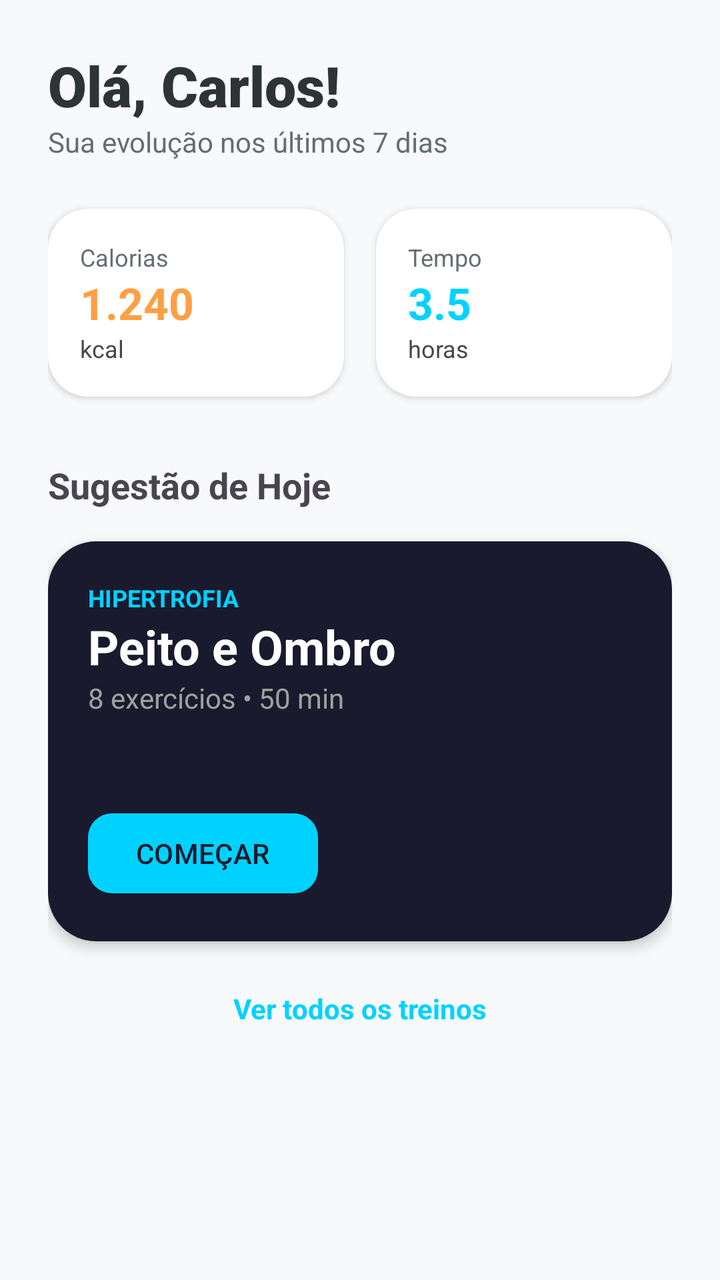
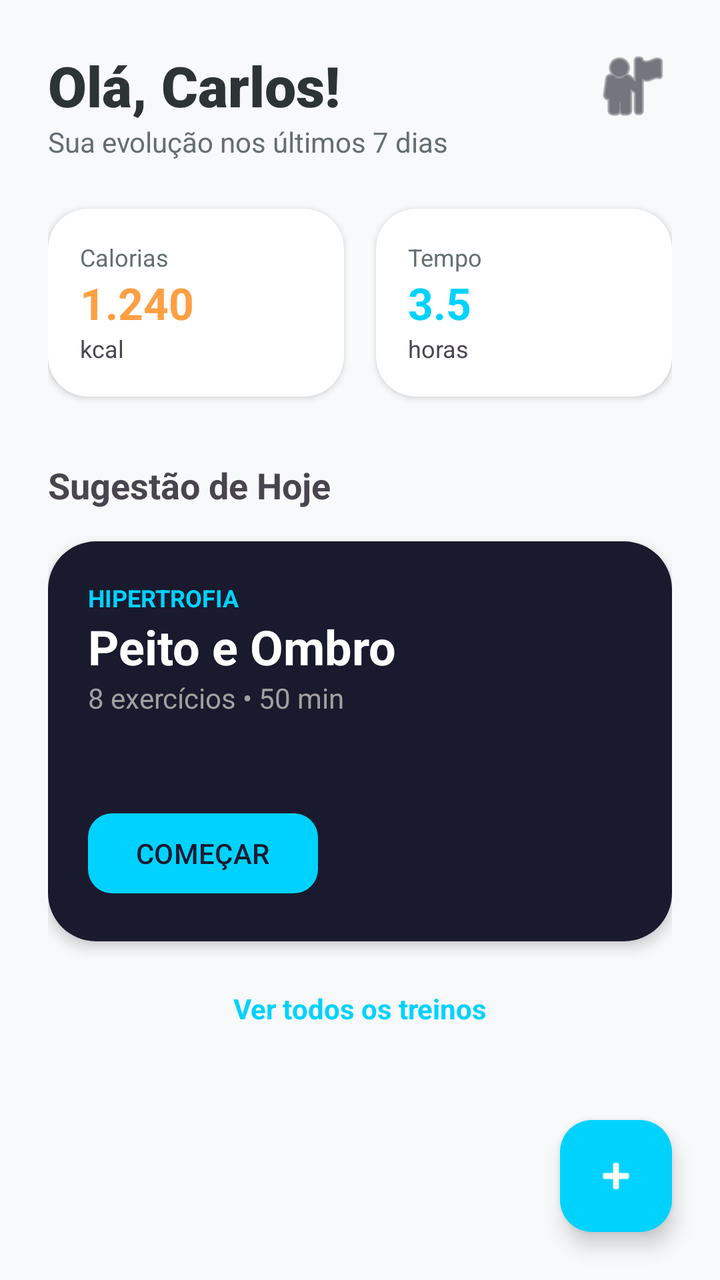

Compare the two renders of this Android layout. The source of the first and the diff that turns it into the second are given below.
<!-- AndroidManifest.xml: application theme Theme.GYMAPP -->
<!-- res/layout/fragment_first.xml -->
<?xml version="1.0" encoding="utf-8"?>
<androidx.core.widget.NestedScrollView xmlns:android="http://schemas.android.com/apk/res/android"
    xmlns:app="http://schemas.android.com/apk/res-auto"
    xmlns:tools="http://schemas.android.com/tools"
    android:layout_width="match_parent"
    android:layout_height="match_parent"
    android:background="@color/bg_light"
    tools:context=".FirstFragment">

    <androidx.constraintlayout.widget.ConstraintLayout
        android:layout_width="match_parent"
        android:layout_height="wrap_content"
        android:padding="24dp">

        
        <TextView
            android:id="@+id/tvGreeting"
            android:layout_width="wrap_content"
            android:layout_height="wrap_content"
            android:text="Olá, Carlos!"
            android:textColor="@color/text_main"
            android:textSize="28sp"
            android:fontFamily="sans-serif-black"
            app:layout_constraintStart_toStartOf="parent"
            app:layout_constraintTop_toTopOf="parent" />

        <TextView
            android:id="@+id/tvSubtitle"
            android:layout_width="wrap_content"
            android:layout_height="wrap_content"
            android:text="Sua evolução nos últimos 7 dias"
            android:textColor="@color/text_secondary"
            android:textSize="14sp"
            app:layout_constraintStart_toStartOf="parent"
            app:layout_constraintTop_toBottomOf="@id/tvGreeting" />

        
        <androidx.cardview.widget.CardView
            android:id="@+id/cvCalories"
            android:layout_width="0dp"
            android:layout_height="wrap_content"
            android:layout_marginTop="24dp"
            android:layout_marginEnd="8dp"
            app:cardCornerRadius="20dp"
            app:cardElevation="2dp"
            app:layout_constraintEnd_toStartOf="@+id/cvTime"
            app:layout_constraintStart_toStartOf="parent"
            app:layout_constraintTop_toBottomOf="@id/tvSubtitle">

            <LinearLayout
                android:layout_width="match_parent"
                android:layout_height="wrap_content"
                android:orientation="vertical"
                android:padding="16dp">
                <TextView
                    android:layout_width="wrap_content"
                    android:layout_height="wrap_content"
                    android:text="Calorias"
                    android:textSize="12sp"
                    android:textColor="@color/text_secondary" />
                <TextView
                    android:layout_width="wrap_content"
                    android:layout_height="wrap_content"
                    android:text="1.240"
                    android:textSize="22sp"
                    android:textStyle="bold"
                    android:textColor="@color/accent_orange" />
                <TextView
                    android:layout_width="wrap_content"
                    android:layout_height="wrap_content"
                    android:text="kcal"
                    android:textSize="12sp" />
            </LinearLayout>
        </androidx.cardview.widget.CardView>

        <androidx.cardview.widget.CardView
            android:id="@+id/cvTime"
            android:layout_width="0dp"
            android:layout_height="wrap_content"
            android:layout_marginStart="8dp"
            app:cardCornerRadius="20dp"
            app:cardElevation="2dp"
            app:layout_constraintBottom_toBottomOf="@+id/cvCalories"
            app:layout_constraintEnd_toEndOf="parent"
            app:layout_constraintStart_toEndOf="@+id/cvCalories"
            app:layout_constraintTop_toTopOf="@+id/cvCalories">

            <LinearLayout
                android:layout_width="match_parent"
                android:layout_height="wrap_content"
                android:orientation="vertical"
                android:padding="16dp">
                <TextView
                    android:layout_width="wrap_content"
                    android:layout_height="wrap_content"
                    android:text="Tempo"
                    android:textSize="12sp"
                    android:textColor="@color/text_secondary" />
                <TextView
                    android:layout_width="wrap_content"
                    android:layout_height="wrap_content"
                    android:text="3.5"
                    android:textSize="22sp"
                    android:textStyle="bold"
                    android:textColor="@color/accent_blue" />
                <TextView
                    android:layout_width="wrap_content"
                    android:layout_height="wrap_content"
                    android:text="horas"
                    android:textSize="12sp" />
            </LinearLayout>
        </androidx.cardview.widget.CardView>

        
        <TextView
            android:id="@+id/tvHighlightTitle"
            android:layout_width="wrap_content"
            android:layout_height="wrap_content"
            android:layout_marginTop="32dp"
            android:text="Sugestão de Hoje"
            android:textSize="18sp"
            android:textStyle="bold"
            app:layout_constraintStart_toStartOf="parent"
            app:layout_constraintTop_toBottomOf="@id/cvCalories" />

        <androidx.cardview.widget.CardView
            android:id="@+id/cvMainWorkout"
            android:layout_width="match_parent"
            android:layout_height="200dp"
            android:layout_marginTop="16dp"
            app:cardCornerRadius="24dp"
            app:cardElevation="4dp"
            app:layout_constraintTop_toBottomOf="@id/tvHighlightTitle">

            <androidx.constraintlayout.widget.ConstraintLayout
                android:layout_width="match_parent"
                android:layout_height="match_parent"
                android:background="@color/primary_dark">

                <TextView
                    android:id="@+id/tvWorkoutType"
                    android:layout_width="wrap_content"
                    android:layout_height="wrap_content"
                    android:layout_marginStart="20dp"
                    android:layout_marginTop="20dp"
                    android:text="HIPERTROFIA"
                    android:textColor="@color/accent_blue"
                    android:textSize="12sp"
                    android:textStyle="bold"
                    app:layout_constraintStart_toStartOf="parent"
                    app:layout_constraintTop_toTopOf="parent" />

                <TextView
                    android:id="@+id/tvWorkoutName"
                    android:layout_width="wrap_content"
                    android:layout_height="wrap_content"
                    android:text="Peito e Ombro"
                    android:textColor="@color/white"
                    android:textSize="24sp"
                    android:textStyle="bold"
                    app:layout_constraintStart_toStartOf="@id/tvWorkoutType"
                    app:layout_constraintTop_toBottomOf="@id/tvWorkoutType" />

                <TextView
                    android:id="@+id/tvWorkoutDetails"
                    android:layout_width="wrap_content"
                    android:layout_height="wrap_content"
                    android:text="8 exercícios • 50 min"
                    android:textColor="#A0A0A0"
                    app:layout_constraintStart_toStartOf="@id/tvWorkoutName"
                    app:layout_constraintTop_toBottomOf="@id/tvWorkoutName" />

                <com.google.android.material.button.MaterialButton
                    android:id="@+id/btnStartWorkout"
                    android:layout_width="wrap_content"
                    android:layout_height="wrap_content"
                    android:layout_marginStart="20dp"
                    android:layout_marginBottom="20dp"
                    android:text="COMEÇAR"
                    android:textColor="@color/primary_dark"
                    app:backgroundTint="@color/accent_blue"
                    app:cornerRadius="12dp"
                    app:layout_constraintBottom_toBottomOf="parent"
                    app:layout_constraintStart_toStartOf="parent" />

            </androidx.constraintlayout.widget.ConstraintLayout>
        </androidx.cardview.widget.CardView>

        <TextView
            android:id="@+id/tvViewAll"
            android:layout_width="wrap_content"
            android:layout_height="wrap_content"
            android:layout_marginTop="24dp"
            android:text="Ver todos os treinos"
            android:textColor="@color/accent_blue"
            android:textStyle="bold"
            app:layout_constraintEnd_toEndOf="parent"
            app:layout_constraintStart_toStartOf="parent"
            app:layout_constraintTop_toBottomOf="@id/cvMainWorkout" />

    </androidx.constraintlayout.widget.ConstraintLayout>
</androidx.core.widget.NestedScrollView>
<!-- resources referenced by this layout -->
<resources>
  <color name="accent_blue">#00D2FF</color>
  <color name="accent_orange">#FF9F43</color>
  <color name="bg_light">#F8F9FA</color>
  <color name="primary_dark">#1A1A2E</color>
  <color name="text_main">#2D3436</color>
  <color name="text_secondary">#636E72</color>
  <color name="white">#FFFFFFFF</color>
  <style name="Theme.GYMAPP" parent="Base.Theme.GYMAPP" />
  <style name="Base.Theme.GYMAPP" parent="Theme.Material3.DayNight.NoActionBar">
          
          
      </style>
</resources>

<!-- the commit's change to res/layout/fragment_first.xml (unified diff, before → after) -->
@@ -1,5 +1,5 @@
 <?xml version="1.0" encoding="utf-8"?>
-<androidx.core.widget.NestedScrollView xmlns:android="http://schemas.android.com/apk/res/android"
+<androidx.coordinatorlayout.widget.CoordinatorLayout xmlns:android="http://schemas.android.com/apk/res/android"
     xmlns:app="http://schemas.android.com/apk/res-auto"
     xmlns:tools="http://schemas.android.com/tools"
     android:layout_width="match_parent"
@@ -7,196 +7,224 @@
     android:background="@color/bg_light"
     tools:context=".FirstFragment">
 
-    <androidx.constraintlayout.widget.ConstraintLayout
+    <androidx.core.widget.NestedScrollView
         android:layout_width="match_parent"
+        android:layout_height="match_parent">
+
+        <androidx.constraintlayout.widget.ConstraintLayout
+            android:layout_width="match_parent"
+            android:layout_height="wrap_content"
+            android:padding="24dp">
+
+            
+            <TextView
+                android:id="@+id/tvGreeting"
+                android:layout_width="wrap_content"
+                android:layout_height="wrap_content"
+                android:text="Olá, Carlos!"
+                android:textColor="@color/text_main"
+                android:textSize="28sp"
+                android:fontFamily="sans-serif-black"
+                app:layout_constraintStart_toStartOf="parent"
+                app:layout_constraintTop_toTopOf="parent" />
+
+            <ImageView
+                android:id="@+id/ivProfile"
+                android:layout_width="40dp"
+                android:layout_height="40dp"
+                android:src="@android:drawable/ic_menu_myplaces"
+                android:contentDescription="Perfil"
+                app:tint="@color/workout_card_dark"
+                app:layout_constraintEnd_toEndOf="parent"
+                app:layout_constraintTop_toTopOf="@id/tvGreeting"
+                app:layout_constraintBottom_toBottomOf="@id/tvGreeting" />
+
+            <TextView
+                android:id="@+id/tvSubtitle"
+                android:layout_width="wrap_content"
+                android:layout_height="wrap_content"
+                android:text="Sua evolução nos últimos 7 dias"
+                android:textColor="@color/text_secondary"
+                android:textSize="14sp"
+                app:layout_constraintStart_toStartOf="parent"
+                app:layout_constraintTop_toBottomOf="@id/tvGreeting" />
+
+            
+            <androidx.cardview.widget.CardView
+                android:id="@+id/cvCalories"
+                android:layout_width="0dp"
+                android:layout_height="wrap_content"
+                android:layout_marginTop="24dp"
+                android:layout_marginEnd="8dp"
+                app:cardCornerRadius="20dp"
+                app:cardElevation="2dp"
+                app:layout_constraintEnd_toStartOf="@+id/cvTime"
+                app:layout_constraintStart_toStartOf="parent"
+                app:layout_constraintTop_toBottomOf="@id/tvSubtitle">
+
+                <LinearLayout
+                    android:layout_width="match_parent"
+                    android:layout_height="wrap_content"
+                    android:orientation="vertical"
+                    android:padding="16dp">
+                    <TextView
+                        android:layout_width="wrap_content"
+                        android:layout_height="wrap_content"
+                        android:text="Calorias"
+                        android:textSize="12sp"
+                        android:textColor="@color/text_secondary" />
+                    <TextView
+                        android:layout_width="wrap_content"
+                        android:layout_height="wrap_content"
+                        android:text="1.240"
+                        android:textSize="22sp"
+                        android:textStyle="bold"
+                        android:textColor="@color/accent_orange" />
+                    <TextView
+                        android:layout_width="wrap_content"
+                        android:layout_height="wrap_content"
+                        android:text="kcal"
+                        android:textSize="12sp" />
+                </LinearLayout>
+            </androidx.cardview.widget.CardView>
+
+            <androidx.cardview.widget.CardView
+                android:id="@+id/cvTime"
+                android:layout_width="0dp"
+                android:layout_height="wrap_content"
+                android:layout_marginStart="8dp"
+                app:cardCornerRadius="20dp"
+                app:cardElevation="2dp"
+                app:layout_constraintBottom_toBottomOf="@+id/cvCalories"
+                app:layout_constraintEnd_toEndOf="parent"
+                app:layout_constraintStart_toEndOf="@+id/cvCalories"
+                app:layout_constraintTop_toTopOf="@+id/cvCalories">
+
+                <LinearLayout
+                    android:layout_width="match_parent"
+                    android:layout_height="wrap_content"
+                    android:orientation="vertical"
+                    android:padding="16dp">
+                    <TextView
+                        android:layout_width="wrap_content"
+                        android:layout_height="wrap_content"
+                        android:text="Tempo"
+                        android:textSize="12sp"
+                        android:textColor="@color/text_secondary" />
+                    <TextView
+                        android:layout_width="wrap_content"
+                        android:layout_height="wrap_content"
+                        android:text="3.5"
+                        android:textSize="22sp"
+                        android:textStyle="bold"
+                        android:textColor="@color/accent_blue" />
+                    <TextView
+                        android:layout_width="wrap_content"
+                        android:layout_height="wrap_content"
+                        android:text="horas"
+                        android:textSize="12sp" />
+                </LinearLayout>
+            </androidx.cardview.widget.CardView>
+
+            
+            <TextView
+                android:id="@+id/tvHighlightTitle"
+                android:layout_width="wrap_content"
+                android:layout_height="wrap_content"
+                android:layout_marginTop="32dp"
+                android:text="Sugestão de Hoje"
+                android:textSize="18sp"
+                android:textStyle="bold"
+                app:layout_constraintStart_toStartOf="parent"
+                app:layout_constraintTop_toBottomOf="@id/cvCalories" />
+
+            <androidx.cardview.widget.CardView
+                android:id="@+id/cvMainWorkout"
+                android:layout_width="match_parent"
+                android:layout_height="200dp"
+                android:layout_marginTop="16dp"
+                app:cardCornerRadius="24dp"
+                app:cardElevation="4dp"
+                app:layout_constraintTop_toBottomOf="@id/tvHighlightTitle">
+
+                <androidx.constraintlayout.widget.ConstraintLayout
+                    android:layout_width="match_parent"
+                    android:layout_height="match_parent"
+                    android:background="@color/primary_dark">
+
+                    <TextView
+                        android:id="@+id/tvWorkoutType"
+                        android:layout_width="wrap_content"
+                        android:layout_height="wrap_content"
+                        android:layout_marginStart="20dp"
+                        android:layout_marginTop="20dp"
+                        android:text="HIPERTROFIA"
+                        android:textColor="@color/accent_blue"
+                        android:textSize="12sp"
+                        android:textStyle="bold"
+                        app:layout_constraintStart_toStartOf="parent"
+                        app:layout_constraintTop_toTopOf="parent" />
+
+                    <TextView
+                        android:id="@+id/tvWorkoutName"
+                        android:layout_width="wrap_content"
+                        android:layout_height="wrap_content"
+                        android:text="Peito e Ombro"
+                        android:textColor="@color/white"
+                        android:textSize="24sp"
+                        android:textStyle="bold"
+                        app:layout_constraintStart_toStartOf="@id/tvWorkoutType"
+                        app:layout_constraintTop_toBottomOf="@id/tvWorkoutType" />
+
+                    <TextView
+                        android:id="@+id/tvWorkoutDetails"
+                        android:layout_width="wrap_content"
+                        android:layout_height="wrap_content"
+                        android:text="8 exercícios • 50 min"
+                        android:textColor="#A0A0A0"
+                        app:layout_constraintStart_toStartOf="@id/tvWorkoutName"
+                        app:layout_constraintTop_toBottomOf="@id/tvWorkoutName" />
+
+                    <com.google.android.material.button.MaterialButton
+                        android:id="@+id/btnStartWorkout"
+                        android:layout_width="wrap_content"
+                        android:layout_height="wrap_content"
+                        android:layout_marginStart="20dp"
+                        android:layout_marginBottom="20dp"
+                        android:text="COMEÇAR"
+                        android:textColor="@color/primary_dark"
+                        app:backgroundTint="@color/accent_blue"
+                        app:cornerRadius="12dp"
+                        app:layout_constraintBottom_toBottomOf="parent"
+                        app:layout_constraintStart_toStartOf="parent" />
+
+                </androidx.constraintlayout.widget.ConstraintLayout>
+            </androidx.cardview.widget.CardView>
+
+            <TextView
+                android:id="@+id/tvViewAll"
+                android:layout_width="wrap_content"
+                android:layout_height="wrap_content"
+                android:layout_marginTop="24dp"
+                android:text="Ver todos os treinos"
+                android:textColor="@color/accent_blue"
+                android:textStyle="bold"
+                app:layout_constraintEnd_toEndOf="parent"
+                app:layout_constraintStart_toStartOf="parent"
+                app:layout_constraintTop_toBottomOf="@id/cvMainWorkout" />
+
+        </androidx.constraintlayout.widget.ConstraintLayout>
+    </androidx.core.widget.NestedScrollView>
+
+    <com.google.android.material.floatingactionbutton.FloatingActionButton
+        android:id="@+id/fabAddWorkout"
+        android:layout_width="wrap_content"
         android:layout_height="wrap_content"
-        android:padding="24dp">
-
-        
-        <TextView
-            android:id="@+id/tvGreeting"
-            android:layout_width="wrap_content"
-            android:layout_height="wrap_content"
-            android:text="Olá, Carlos!"
-            android:textColor="@color/text_main"
-            android:textSize="28sp"
-            android:fontFamily="sans-serif-black"
-            app:layout_constraintStart_toStartOf="parent"
-            app:layout_constraintTop_toTopOf="parent" />
-
-        <TextView
-            android:id="@+id/tvSubtitle"
-            android:layout_width="wrap_content"
-            android:layout_height="wrap_content"
-            android:text="Sua evolução nos últimos 7 dias"
-            android:textColor="@color/text_secondary"
-            android:textSize="14sp"
-            app:layout_constraintStart_toStartOf="parent"
-            app:layout_constraintTop_toBottomOf="@id/tvGreeting" />
-
-        
-        <androidx.cardview.widget.CardView
-            android:id="@+id/cvCalories"
-            android:layout_width="0dp"
-            android:layout_height="wrap_content"
-            android:layout_marginTop="24dp"
-            android:layout_marginEnd="8dp"
-            app:cardCornerRadius="20dp"
-            app:cardElevation="2dp"
-            app:layout_constraintEnd_toStartOf="@+id/cvTime"
-            app:layout_constraintStart_toStartOf="parent"
-            app:layout_constraintTop_toBottomOf="@id/tvSubtitle">
-
-            <LinearLayout
-                android:layout_width="match_parent"
-                android:layout_height="wrap_content"
-                android:orientation="vertical"
-                android:padding="16dp">
-                <TextView
-                    android:layout_width="wrap_content"
-                    android:layout_height="wrap_content"
-                    android:text="Calorias"
-                    android:textSize="12sp"
-                    android:textColor="@color/text_secondary" />
-                <TextView
-                    android:layout_width="wrap_content"
-                    android:layout_height="wrap_content"
-                    android:text="1.240"
-                    android:textSize="22sp"
-                    android:textStyle="bold"
-                    android:textColor="@color/accent_orange" />
-                <TextView
-                    android:layout_width="wrap_content"
-                    android:layout_height="wrap_content"
-                    android:text="kcal"
-                    android:textSize="12sp" />
-            </LinearLayout>
-        </androidx.cardview.widget.CardView>
-
-        <androidx.cardview.widget.CardView
-            android:id="@+id/cvTime"
-            android:layout_width="0dp"
-            android:layout_height="wrap_content"
-            android:layout_marginStart="8dp"
-            app:cardCornerRadius="20dp"
-            app:cardElevation="2dp"
-            app:layout_constraintBottom_toBottomOf="@+id/cvCalories"
-            app:layout_constraintEnd_toEndOf="parent"
-            app:layout_constraintStart_toEndOf="@+id/cvCalories"
-            app:layout_constraintTop_toTopOf="@+id/cvCalories">
-
-            <LinearLayout
-                android:layout_width="match_parent"
-                android:layout_height="wrap_content"
-                android:orientation="vertical"
-                android:padding="16dp">
-                <TextView
-                    android:layout_width="wrap_content"
-                    android:layout_height="wrap_content"
-                    android:text="Tempo"
-                    android:textSize="12sp"
-                    android:textColor="@color/text_secondary" />
-                <TextView
-                    android:layout_width="wrap_content"
-                    android:layout_height="wrap_content"
-                    android:text="3.5"
-                    android:textSize="22sp"
-                    android:textStyle="bold"
-                    android:textColor="@color/accent_blue" />
-                <TextView
-                    android:layout_width="wrap_content"
-                    android:layout_height="wrap_content"
-                    android:text="horas"
-                    android:textSize="12sp" />
-            </LinearLayout>
-        </androidx.cardview.widget.CardView>
-
-        
-        <TextView
-            android:id="@+id/tvHighlightTitle"
-            android:layout_width="wrap_content"
-            android:layout_height="wrap_content"
-            android:layout_marginTop="32dp"
-            android:text="Sugestão de Hoje"
-            android:textSize="18sp"
-            android:textStyle="bold"
-            app:layout_constraintStart_toStartOf="parent"
-            app:layout_constraintTop_toBottomOf="@id/cvCalories" />
-
-        <androidx.cardview.widget.CardView
-            android:id="@+id/cvMainWorkout"
-            android:layout_width="match_parent"
-            android:layout_height="200dp"
-            android:layout_marginTop="16dp"
-            app:cardCornerRadius="24dp"
-            app:cardElevation="4dp"
-            app:layout_constraintTop_toBottomOf="@id/tvHighlightTitle">
-
-            <androidx.constraintlayout.widget.ConstraintLayout
-                android:layout_width="match_parent"
-                android:layout_height="match_parent"
-                android:background="@color/primary_dark">
-
-                <TextView
-                    android:id="@+id/tvWorkoutType"
-                    android:layout_width="wrap_content"
-                    android:layout_height="wrap_content"
-                    android:layout_marginStart="20dp"
-                    android:layout_marginTop="20dp"
-                    android:text="HIPERTROFIA"
-                    android:textColor="@color/accent_blue"
-                    android:textSize="12sp"
-                    android:textStyle="bold"
-                    app:layout_constraintStart_toStartOf="parent"
-                    app:layout_constraintTop_toTopOf="parent" />
-
-                <TextView
-                    android:id="@+id/tvWorkoutName"
-                    android:layout_width="wrap_content"
-                    android:layout_height="wrap_content"
-                    android:text="Peito e Ombro"
-                    android:textColor="@color/white"
-                    android:textSize="24sp"
-                    android:textStyle="bold"
-                    app:layout_constraintStart_toStartOf="@id/tvWorkoutType"
-                    app:layout_constraintTop_toBottomOf="@id/tvWorkoutType" />
-
-                <TextView
-                    android:id="@+id/tvWorkoutDetails"
-                    android:layout_width="wrap_content"
-                    android:layout_height="wrap_content"
-                    android:text="8 exercícios • 50 min"
-                    android:textColor="#A0A0A0"
-                    app:layout_constraintStart_toStartOf="@id/tvWorkoutName"
-                    app:layout_constraintTop_toBottomOf="@id/tvWorkoutName" />
-
-                <com.google.android.material.button.MaterialButton
-                    android:id="@+id/btnStartWorkout"
-                    android:layout_width="wrap_content"
-                    android:layout_height="wrap_content"
-                    android:layout_marginStart="20dp"
-                    android:layout_marginBottom="20dp"
-                    android:text="COMEÇAR"
-                    android:textColor="@color/primary_dark"
-                    app:backgroundTint="@color/accent_blue"
-                    app:cornerRadius="12dp"
-                    app:layout_constraintBottom_toBottomOf="parent"
-                    app:layout_constraintStart_toStartOf="parent" />
-
-            </androidx.constraintlayout.widget.ConstraintLayout>
-        </androidx.cardview.widget.CardView>
-
-        <TextView
-            android:id="@+id/tvViewAll"
-            android:layout_width="wrap_content"
-            android:layout_height="wrap_content"
-            android:layout_marginTop="24dp"
-            android:text="Ver todos os treinos"
-            android:textColor="@color/accent_blue"
-            android:textStyle="bold"
-            app:layout_constraintEnd_toEndOf="parent"
-            app:layout_constraintStart_toStartOf="parent"
-            app:layout_constraintTop_toBottomOf="@id/cvMainWorkout" />
-
-    </androidx.constraintlayout.widget.ConstraintLayout>
-</androidx.core.widget.NestedScrollView>
+        android:layout_margin="24dp"
+        android:layout_gravity="bottom|end"
+        android:src="@android:drawable/ic_input_add"
+        app:backgroundTint="@color/workout_cyan"
+        app:tint="@color/white"
+        android:contentDescription="Novo Treino" />
+
+</androidx.coordinatorlayout.widget.CoordinatorLayout>
<!-- resource entries referenced after the edit -->
@@ -7,6 +7,8 @@
   <color name="text_main">#2D3436</color>
   <color name="text_secondary">#636E72</color>
   <color name="white">#FFFFFFFF</color>
+  <color name="workout_card_dark">#1E1E2A</color>
+  <color name="workout_cyan">#00D2FE</color>
   <style name="Theme.GYMAPP" parent="Base.Theme.GYMAPP" />
   <style name="Base.Theme.GYMAPP" parent="Theme.Material3.DayNight.NoActionBar">
           
